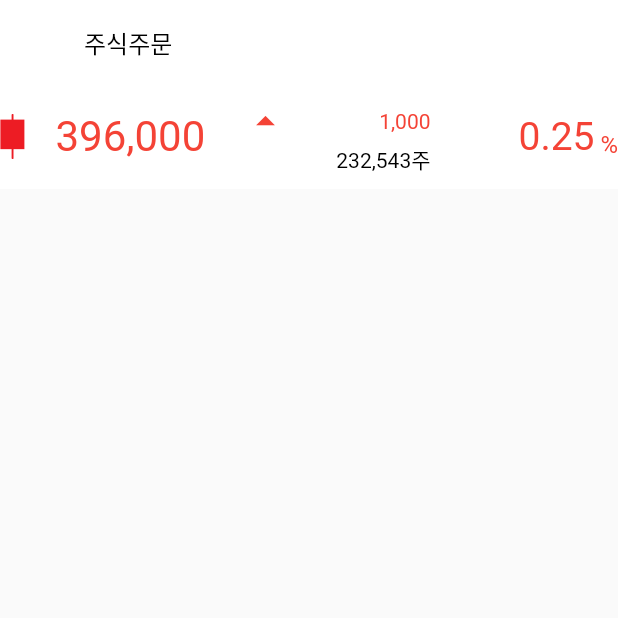
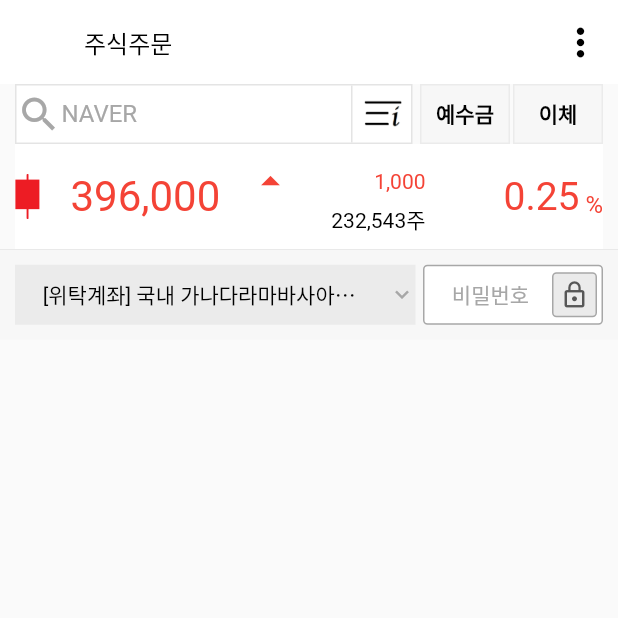
Before and after one commit to nadsi96/flutter_cloneCoding, a Flutter app: the StockOrder screen opened directly, on a phone screen of 412 x 824 dp, the top half of it. Run offline on Flutter 3.47's test engine with Material 2 defaults, Android fonts, the phone set to English and light mode, and no system bars; our stand-ins replace get, webview_flutter; missing offline and left inert: aligned_dialog, linked_scroll_controller.

Commit message:
StockOrder Page search, stockInfo, account

```diff
--- a/lib/commons/commons.dart
+++ b/lib/commons/commons.dart
@@ -116,7 +116,7 @@ Widget searchStock(String stockName) {
     height: 40,
     decoration: BoxDecoration(
       color: WHITE,
-      border: Border.all(color: GRAY),
+      border: Border.all(color: LIGHTGRAY),
     ),
     child: Row(
       children: [
@@ -140,7 +140,7 @@ Widget searchStock(String stockName) {
             height: 40,
             decoration: const BoxDecoration(
               border: Border(
-                left: BorderSide(color: GRAY),
+                left: BorderSide(color: LIGHTGRAY),
               ),
             ),
             padding: const EdgeInsets.all(5),
--- a/lib/stock_order_page/page_stock_order.dart
+++ b/lib/stock_order_page/page_stock_order.dart
@@ -1,21 +1,171 @@
 import 'package:flutter/material.dart';
+import 'package:flutter_prac_jongmock/colors.dart';
 import 'package:flutter_prac_jongmock/commons/commons.dart';
 import 'package:flutter_prac_jongmock/controllers/main_controller.dart';
+import 'package:flutter_prac_jongmock/controllers/my_page_controller.dart';
 import 'package:flutter_prac_jongmock/controllers/tab_page_controller.dart';
 import 'package:get/get.dart';
 
 class StockOrder extends StatelessWidget {
   final mainController = Get.find<MainController>();
   final pageController = Get.find<TabPageController>();
+  final myPageController = Get.find<MyPageController>();
 
   StockOrder({Key? key}) : super(key: key);
 
+  List<Widget> topBarActions() {
+    return [
+      InkWell(
+        onTap: () {},
+        child: const Padding(
+          padding: EdgeInsets.all(10),
+          child: Icon(Icons.more_vert, color: BLACK, size: 30),
+        ),
+      ),
+    ];
+  }
+
+  Widget top() {
+    return Padding(
+      padding: const EdgeInsets.symmetric(horizontal: 10),
+      child: Column(
+        children: [
+          Row(
+            children: [
+              Expanded(
+                child: Obx(() {
+                  return searchStock(mainController.getSelectedStock());
+                }),
+              ),
+              Container(
+                width: 60,
+                height: 40,
+                alignment: Alignment.center,
+                margin: const EdgeInsets.only(left: 5),
+                decoration: BoxDecoration(
+                  border: Border.all(color: LLIGHTGRAY),
+                  color: LLLIGHTGRAY,
+                ),
+                child: const Text(
+                  '예수금',
+                  style: TextStyle(
+                      fontSize: 14, color: BLACK, fontWeight: FontWeight.bold),
+                ),
+              ),
+              Container(
+                width: 60,
+                height: 40,
+                alignment: Alignment.center,
+                margin: const EdgeInsets.only(left: 2),
+                decoration: BoxDecoration(
+                  border: Border.all(color: LLIGHTGRAY),
+                  color: LLLIGHTGRAY,
+                ),
+                child: const Text(
+                  '이체',
+                  style: TextStyle(
+                      fontSize: 14, color: BLACK, fontWeight: FontWeight.bold),
+                ),
+              ),
+            ],
+          ),
+          Obx(() {
+            return stockInfo(mainController.getSelectedStockData());
+          }),
+        ],
+      ),
+    );
+  }
+
+  Widget account(){
+
+    const double innerWidgetHeight = 40;
+
+    return Container(
+      padding: const EdgeInsets.all(10),
+      decoration: const BoxDecoration(
+        border: Border(top: BorderSide(color: LIGHTGRAY, width: 0.5)),
+        color: LLLIGHTGRAY,
+      ),
+      child: Row(
+        mainAxisAlignment: MainAxisAlignment.spaceEvenly,
+        children: [
+          Expanded( // 계좌정보
+            child: InkWell(
+              onTap: (){},
+              child: Container(
+                height: innerWidgetHeight,
+                color: LLIGHTGRAY,
+                padding: const EdgeInsets.only(left: 5),
+                child: Row(
+                  children: [
+                    Expanded(
+                      child: Padding(
+                        padding: const EdgeInsets.symmetric(horizontal: 10),
+                      child: Obx((){
+                        return RichText(
+                          maxLines: 1,
+                          overflow: TextOverflow.ellipsis,
+
+                          text: TextSpan(
+                            text: myPageController.user.value.account,
+                            style: const TextStyle(
+                              fontSize: 14, fontWeight: FontWeight.bold, color: BLACK,
+                            ),
+                            children: [
+                              TextSpan(
+                                text: ' [위탁계좌] 국내${myPageController.user.value.name} 가나다라마바사아자차카타파하',
+                                style: const TextStyle(fontSize: 14, color: BLACK, fontWeight: FontWeight.normal),
+                              ),
+                            ],
+                          ),
+                        );
+                      }),
+                      ),
+                    ),
+                    const Icon(Icons.keyboard_arrow_down, color: GRAY, size: 18),
+                  ],
+                ),
+              ),
+            ),
+          ), // 계좌정보
+          Container( // 비밀번호
+            height: innerWidgetHeight,
+            width: 120,
+            decoration: BoxDecoration(
+              border: Border.all(color: GRAY), color: WHITE, borderRadius: BorderRadius.circular(3),
+            ),
+            padding: const EdgeInsets.all(3),
+            margin: const EdgeInsets.only(left: 5),
+            alignment: Alignment.center,
+            child: Row(
+              children: [
+                const Expanded(
+                  child: Text('비밀번호', style: TextStyle(fontSize: 14, color: GRAY), textAlign: TextAlign.center),
+                ),
+                Container(
+                  width: 30,
+                  height: 30,
+                  decoration: BoxDecoration(color: LLIGHTGRAY, border: Border.all(color: GRAY), borderRadius: BorderRadius.circular(3),),
+                  alignment: Alignment.center,
+                  child: const Icon(Icons.lock_outline, color: DARKGRAY, size: 20),
+                ), // 비밀번호
+              ],
+            ),
+          ),
+        ],
+      ),
+    );
+  }
   @override
   Widget build(BuildContext context) {
     return Scaffold(
-      appBar: topBar(title: '주식주문'),
+      appBar: topBar(title: '주식주문', actions: topBarActions()),
       body: Column(
-        children: [stockInfo(mainController.getSelectedStockData())],
+        children: [
+          top(), // 종목검색, 종목정보
+          account(), // 계좌정보
+        ],
       ),
     );
   }
```
